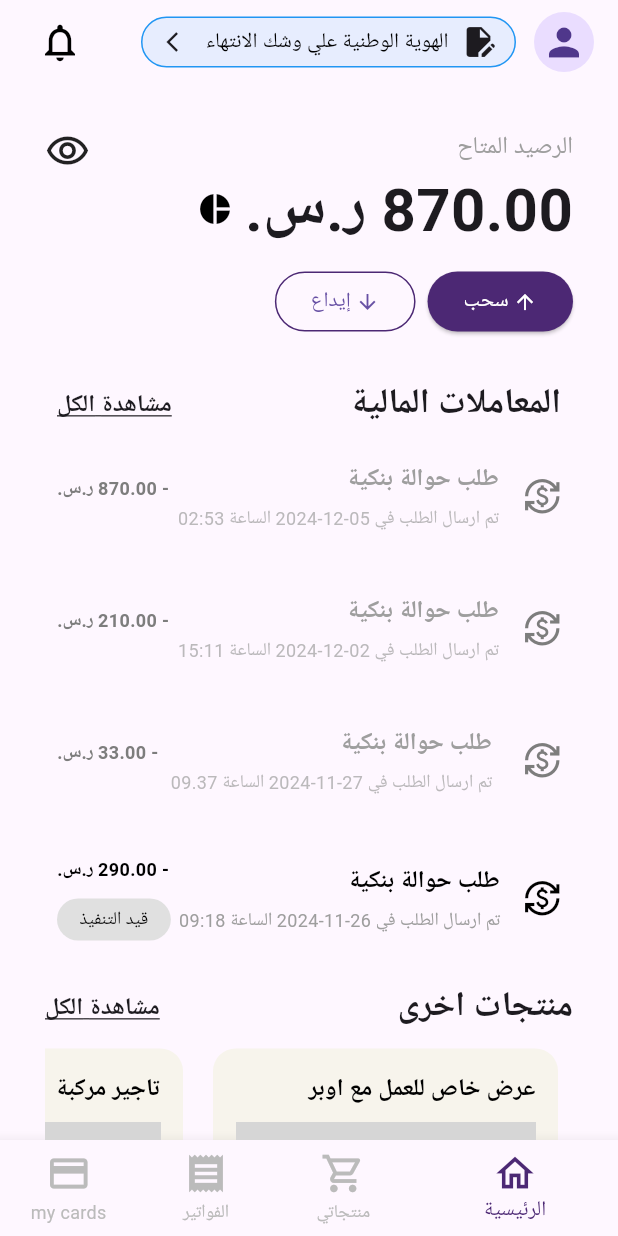
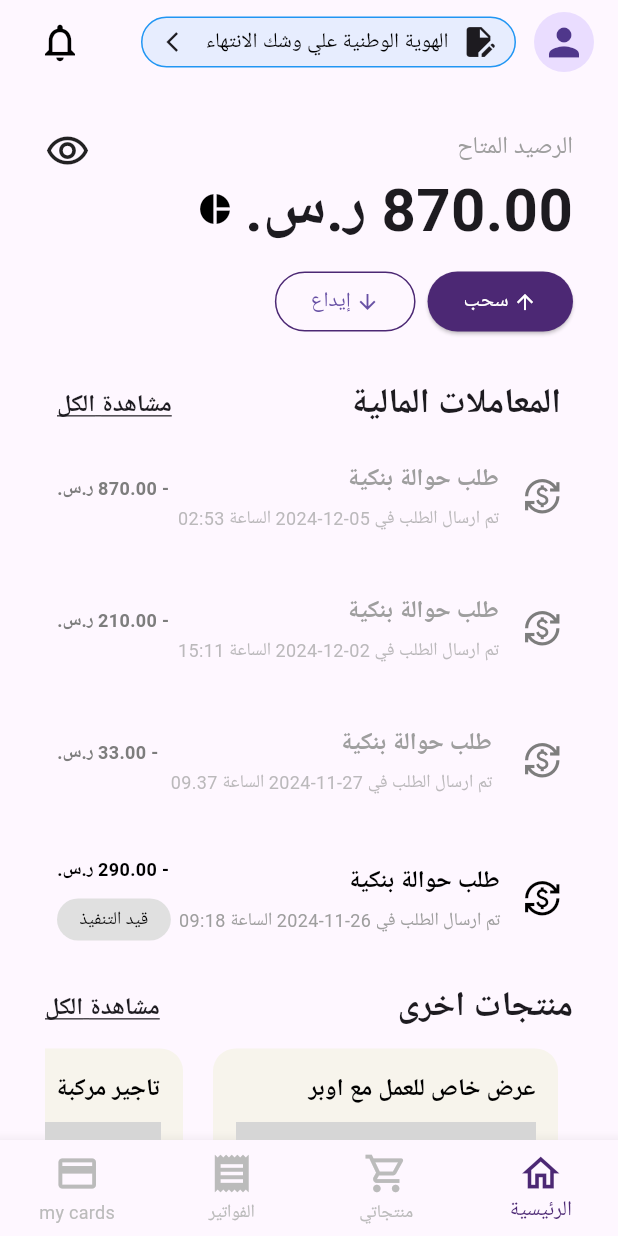
Before and after one commit to Heba-Darabeh/Flutter-Project, a Flutter app: the DashboardScreen screen opened directly, on a phone screen of 412 x 824 dp. Run offline on Flutter 3.47's test engine with Material 3 defaults, Android fonts, the phone set to English and light mode, and no system bars; missing offline and left inert: country_icons; network calls fail; grey boxes are pictures that could not be loaded.

Commit message:
Applying minor edits

```diff
--- a/lib/TransactionConfirmationMessage.dart
+++ b/lib/TransactionConfirmationMessage.dart
@@ -2,8 +2,6 @@ import 'package:flutter/material.dart';
 import 'package:flutter_project/dashboard_screen.dart';
 
 class TransactionConfirmationMessage extends StatefulWidget {
-  const TransactionConfirmationMessage({super.key});
-
   @override
   _confirmationMessageState createState() => _confirmationMessageState();
 }
--- a/lib/confirmation_screen.dart
+++ b/lib/confirmation_screen.dart
@@ -1,5 +1,4 @@
 import 'package:flutter/material.dart';
-import 'package:flutter/widgets.dart';
 import 'package:flutter_project/withdrawal_screen.dart';
 import 'package:flutter_project/TransactionConfirmationMessage.dart';
 
@@ -115,7 +114,7 @@ class ConfirmationScreen extends StatelessWidget {
                               context,
                               MaterialPageRoute(
                                   builder: (context) =>
-                                      const TransactionConfirmationMessage()));
+                                      TransactionConfirmationMessage()));
                         },
                         style: ElevatedButton.styleFrom(
                           backgroundColor: const Color.fromRGBO(89, 25, 101, 1),
--- a/lib/dashboard_screen.dart
+++ b/lib/dashboard_screen.dart
@@ -1,9 +1,9 @@
-import 'dart:ffi';
-
 import 'package:flutter/material.dart';
 import 'withdrawal_screen.dart';
 
 class DashboardScreen extends StatelessWidget {
+  const DashboardScreen({super.key});
+
   @override
   Widget build(BuildContext context) {
     return Scaffold(
@@ -196,12 +196,12 @@ class DashboardScreen extends StatelessWidget {
             // financial transaction section
             Container(
               padding: const EdgeInsets.all(8.0),
-              child: Directionality(
+              child: const Directionality(
                 textDirection: TextDirection.rtl,
                 child: Column(
                   crossAxisAlignment: CrossAxisAlignment.start,
                   children: [
-                    const Row(
+                    Row(
                       mainAxisAlignment: MainAxisAlignment.spaceBetween,
                       children: [
                         Text(
@@ -275,7 +275,7 @@ class DashboardScreen extends StatelessWidget {
                     height: 250,
                     child: ListView(
                       scrollDirection: Axis.horizontal,
-                      children: [
+                      children: const [
                         Product(
                           label: 'عرض خاص للعمل مع اوبر',
                         ),
@@ -294,6 +294,7 @@ class DashboardScreen extends StatelessWidget {
       bottomNavigationBar: Directionality(
         textDirection: TextDirection.rtl,
         child: BottomNavigationBar(
+            type: BottomNavigationBarType.fixed,
             showUnselectedLabels: true,
             unselectedItemColor: const Color.fromARGB(255, 187, 187, 187),
             selectedItemColor: Color.fromRGBO(76, 40, 116, 1),
@@ -319,7 +320,8 @@ class BankTransactionOrder extends StatelessWidget {
   final String amount;
   final bool isActive;
 
-  BankTransactionOrder({
+  const BankTransactionOrder({
+    super.key,
     required this.date,
     required this.time,
     required this.amount,
@@ -408,7 +410,7 @@ class BankTransactionOrder extends StatelessWidget {
 class Product extends StatelessWidget {
   final String label;
 
-  Product({required this.label});
+  const Product({super.key, required this.label});
 
   @override
   Widget build(BuildContext context) {
--- a/lib/main.dart
+++ b/lib/main.dart
@@ -1,5 +1,4 @@
 import 'package:flutter/material.dart';
-import 'package:flutter_project/pin_entry_screen.dart';
 import 'package:flutter_project/splash_screen.dart';
 
 void main() {
```
